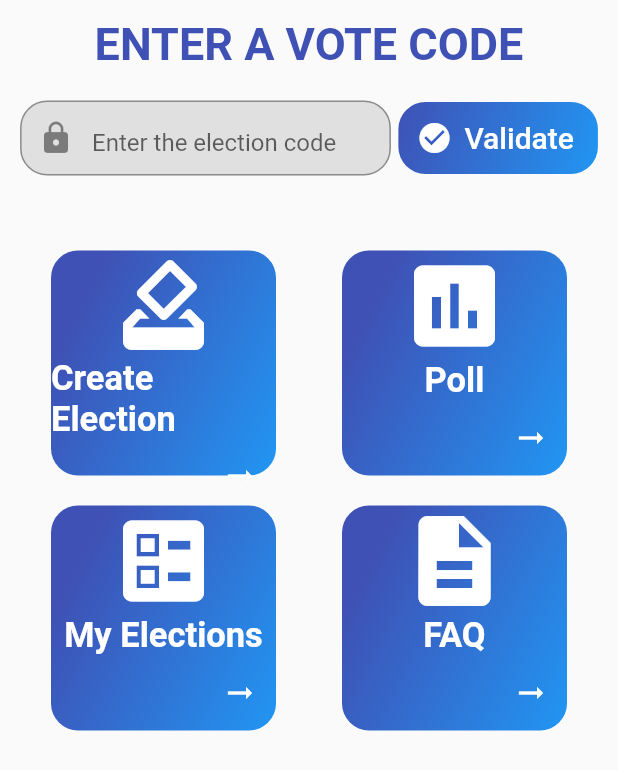
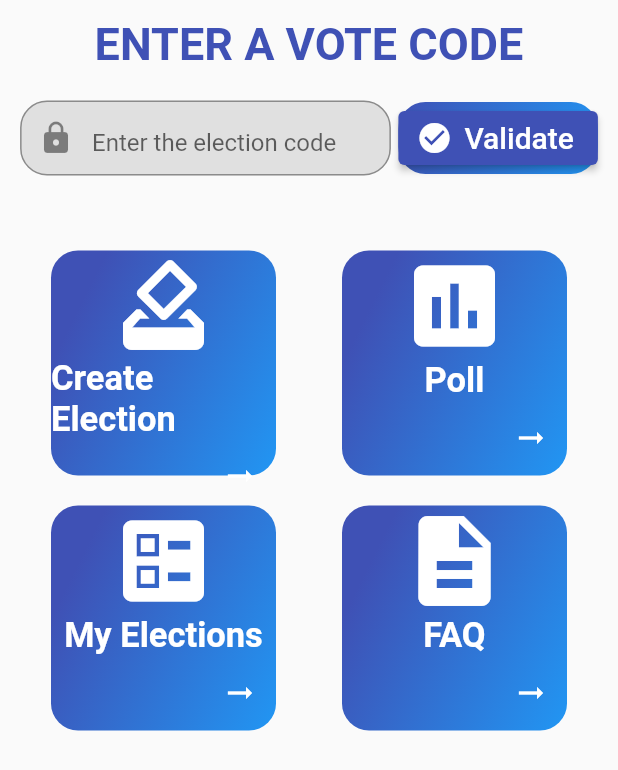
Before and after one commit to baimamboukar/voting_system_app, a Flutter app: the HomeScreen widget shown alone on an empty page, opened directly, after a tap on "Validate", on a phone screen of 412 x 824 dp. Shown: the top 770 px of the screen. Run offline on Flutter 3.47's test engine with Material 2 defaults, Android fonts, the phone set to English and light mode, and no system bars; our stand-ins replace charts_flutter, cloud_firestore, date_time_picker, firebase_auth, firebase_core, firebase_storage and 3 more; accounts and stored records are empty.

Commit message:
Fixed deprecated buttons

```diff
--- a/lib/screens/auth.dart
+++ b/lib/screens/auth.dart
@@ -311,7 +311,7 @@ class _AuthScreen extends State<AuthScreen> {
                     SizedBox(
                       height: 30.0,
                     ),
-                    FlatButton(
+                    ElevatedButton(
                       onPressed: () => Get.to(Login()),
                       child: Text(
                         'Already have account ? Sign In there',
--- a/lib/screens/cast_vote.dart
+++ b/lib/screens/cast_vote.dart
@@ -1,7 +1,6 @@
 import 'package:Electchain/controllers/controllers.dart';
 import 'package:Electchain/models/models.dart';
 import 'package:Electchain/screens/realtime_result.dart';
-import 'package:Electchain/widgets/widgets.dart';
 import 'package:flutter/material.dart';
 import 'package:get/get.dart';
 import 'package:google_fonts/google_fonts.dart';
@@ -184,7 +183,7 @@ class _CastVoteState extends State<CastVote> {
                                 ),
                               ),
                               actions: <Widget>[
-                                FlatButton(
+                                TextButton(
                                   child: Text("No"),
                                   onPressed: () {
                                     Get.back();
--- a/lib/screens/create_vote.dart
+++ b/lib/screens/create_vote.dart
@@ -1,5 +1,4 @@
 import 'package:Electchain/controllers/controllers.dart';
-import 'package:Electchain/controllers/election_controller.dart';
 import 'package:Electchain/widgets/widgets.dart';
 import 'package:flutter/material.dart';
 import 'package:google_fonts/google_fonts.dart';
@@ -107,7 +106,7 @@ class NewVote extends StatelessWidget {
               decoration: BoxDecoration(
                   color: Colors.indigo[400],
                   borderRadius: BorderRadius.circular(18.0)),
-              child: FlatButton.icon(
+              child: ElevatedButton.icon(
                 label: Text(
                   'Continue',
                   style: TextStyle(fontSize: 22.0, color: Colors.white),
--- a/lib/screens/home_screen.dart
+++ b/lib/screens/home_screen.dart
@@ -3,13 +3,10 @@ import 'package:Electchain/controllers/controllers.dart';
 import 'package:Electchain/models/models.dart';
 import 'package:Electchain/screens/screens.dart';
 import 'package:Electchain/screens/user_elections.dart';
-import 'package:Electchain/services/database.dart';
 import 'package:Electchain/widgets/widgets.dart';
 import 'package:flutter/material.dart';
-import 'package:flutter/services.dart';
 import 'package:get/get.dart';
 import 'package:google_fonts/google_fonts.dart';
-import 'package:flutter_easyloading/flutter_easyloading.dart';
 import 'package:cloud_firestore/cloud_firestore.dart';
 
 class ElectChain extends StatefulWidget {
@@ -159,14 +156,13 @@ class _HomeScreenState extends State<HomeScreen> {
                           begin: Alignment.topLeft,
                           end: Alignment.bottomRight,
                           colors: [Colors.indigo, Colors.blue])),
-                  child: FlatButton.icon(
-                      height: 40.0,
+                  child: ElevatedButton.icon(
+                      //height: 40.0,
                       onPressed: () async {
                         FirebaseFirestore _firestore =
                             FirebaseFirestore.instance;
-                        List<UserModel> allUsers = List<UserModel>();
-                        List<ElectionModel> allElections =
-                            List<ElectionModel>();
+                        List<UserModel> allUsers = <UserModel>[];
+                        List<ElectionModel> allElections = <ElectionModel>[];
                         var usersQuerySnap =
                             _firestore.collection("users").get();
                         usersQuerySnap.then((usersQuery) {
```
Also changed, not shown: lib/screens/add_candidate.dart (+7 -6 lines), lib/screens/login.dart (+4 -4 lines), pubspec.lock, 3 other files.
